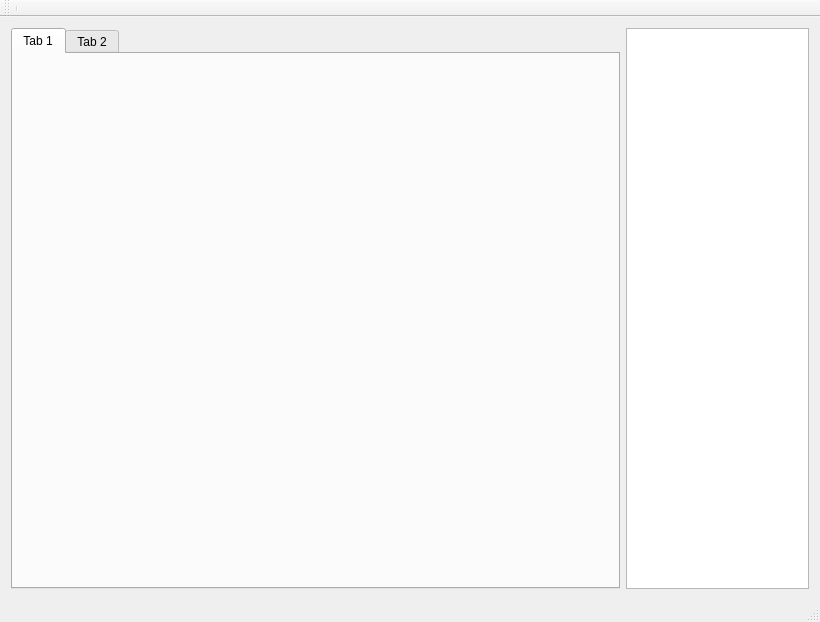
First picture: the form in Client/Client_Synergie/fenetreprincipale.ui, repository im-jon/CLL-Synergie, before the edit.
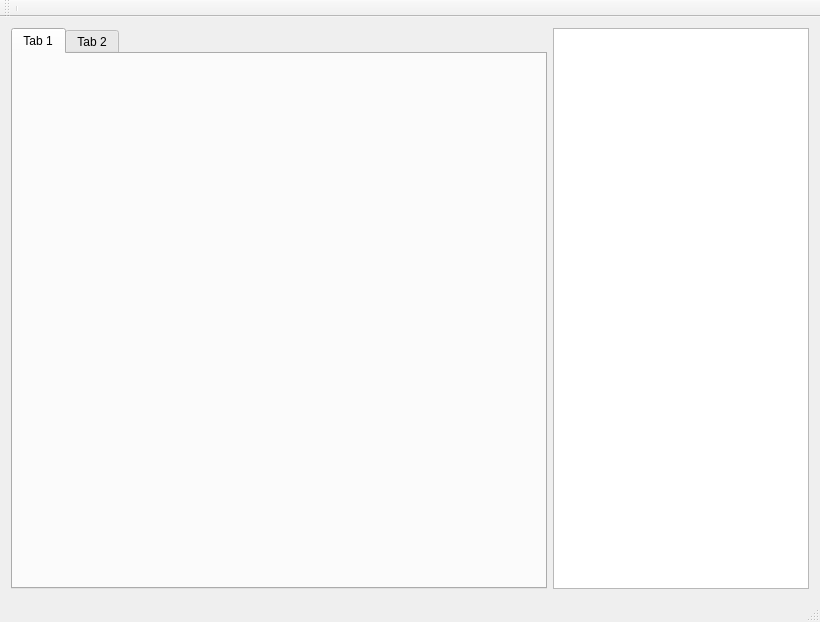
Second picture: the form after the edit.

Commit message: L'éditeur ne s'ouvre pas si le client est incapable de se connecter

```diff
--- a/Client/Client_Synergie/fenetreprincipale.ui
+++ b/Client/Client_Synergie/fenetreprincipale.ui
@@ -46,8 +46,8 @@
     <item row="0" column="1">
      <widget class="QTextEdit" name="textEdit">
       <property name="sizePolicy">
-       <sizepolicy hsizetype="Expanding" vsizetype="Expanding">
-        <horstretch>3</horstretch>
+       <sizepolicy hsizetype="Minimum" vsizetype="Minimum">
+        <horstretch>2</horstretch>
         <verstretch>0</verstretch>
        </sizepolicy>
       </property>
```
Left out of the diff: 2 changed lines with no effect on the pictures. The commit also changes 2 other files.
